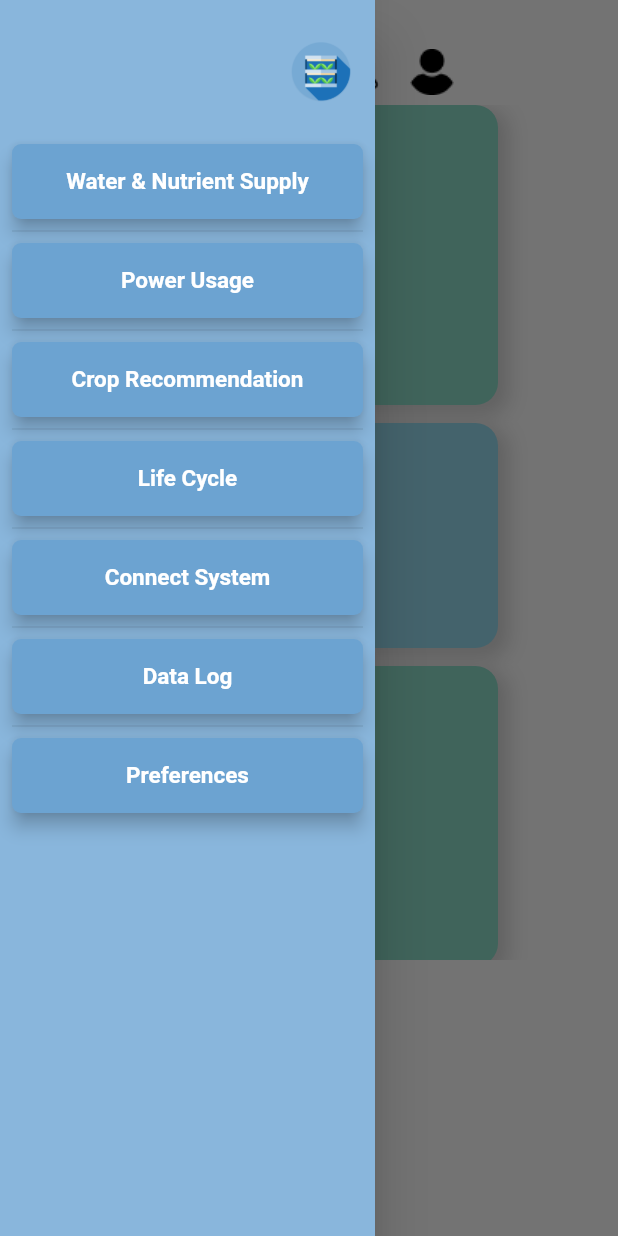
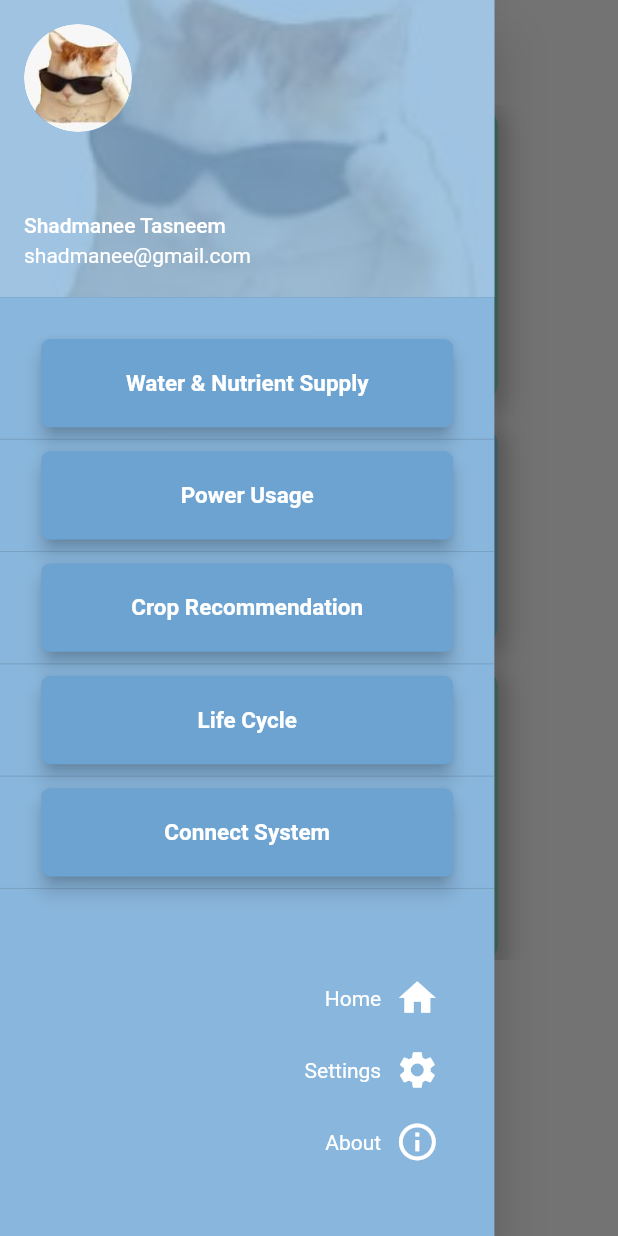
Before and after one commit to shadmanee/hydroferma2, a Flutter app: the DashBoard screen opened directly, with the side drawer open, on a phone screen of 412 x 824 dp. Run offline on Flutter 3.47's test engine with Material 2 defaults, Android fonts, the phone set to English and light mode, and no system bars; our stand-ins replace flutter_animation_progress_bar, flutter_spinkit.

Commit message:
for sara
8/12/2022, 6.01pm

```diff
--- a/lib/main.dart
+++ b/lib/main.dart
@@ -20,7 +20,7 @@ import 'package:flutter_animation_progress_bar/flutter_animation_progress_bar.da
 // import 'package:google_fonts/google_fonts.dart';
 
 void main() {
-  runApp(MaterialApp(title: 'Hydrofermah', home: SignUp()));
+  runApp(MaterialApp(title: 'Hydrofermah', home: DashBoard()));
 }
 
 class Land extends StatefulWidget {
--- a/lib/pages/Useraccount.dart
+++ b/lib/pages/Useraccount.dart
@@ -58,8 +58,8 @@ class _UserAccount extends State<UserAccount> {
                           fontWeight: FontWeight.bold,
                           color: Colors.white)),
                   onPressed: () {
-                    Route route = MaterialPageRoute(
-                        builder: (context) => WaterNutrient());
+                    Route route =
+                        MaterialPageRoute(builder: (context) => Water());
                     Navigator.push(context, route);
                   },
                 ),
--- a/lib/pages/changephoto.dart
+++ b/lib/pages/changephoto.dart
@@ -55,8 +55,8 @@ class _changephoto extends State<changephoto> {
                           fontWeight: FontWeight.bold,
                           color: Colors.white)),
                   onPressed: () {
-                    Route route = MaterialPageRoute(
-                        builder: (context) => WaterNutrient());
+                    Route route =
+                        MaterialPageRoute(builder: (context) => Water());
                     Navigator.push(context, route);
                   },
                 ),
--- a/lib/pages/dashboard.dart
+++ b/lib/pages/dashboard.dart
@@ -1,8 +1,13 @@
+import 'package:flutter/gestures.dart';
 import 'package:flutter/material.dart';
 import 'package:hydroferma2/pages/Useraccount.dart';
 import 'package:hydroferma2/pages/bluetooth1.dart';
+import 'package:hydroferma2/pages/crops.dart';
+import 'package:hydroferma2/pages/devinfo.dart';
 import 'package:hydroferma2/pages/lifecycle.dart';
 import 'package:hydroferma2/pages/notification.dart';
+import 'package:hydroferma2/pages/power.dart';
+import 'package:hydroferma2/pages/settings.dart';
 import 'package:hydroferma2/pages/water&nutrient.dart';
 
 class DashBoard extends StatefulWidget {
@@ -16,31 +21,47 @@ class _DashBoardState extends State<DashBoard> {
   GlobalKey<ScaffoldState> _scaffoldKey = GlobalKey<ScaffoldState>();
   @override
   Widget build(BuildContext context) {
+    var h = MediaQuery.of(context).size.height;
+    var w = MediaQuery.of(context).size.width;
+    var s = MediaQuery.of(context).size.aspectRatio;
     return Scaffold(
       key: _scaffoldKey,
       drawer: Container(
-        width: 250,
+        width: w / 1.25,
         child: Drawer(
           backgroundColor: Color(0xff89B6DC),
-          child: ListView(
-            padding: EdgeInsets.fromLTRB(8, 20, 8, 8),
+          child: Center(
+              child: Column(
             children: [
               Container(
-                alignment: Alignment(1, -1),
-                child: IconButton(
-                    iconSize: 40,
-                    onPressed: () {
-                      if (_scaffoldKey.currentState!.isDrawerOpen) {
-                        Navigator.pop(context);
-                      }
-                    },
-                    icon: Image.asset('images/logo-blue.png')),
+                height: h / 4,
+                child: UserAccountsDrawerHeader(
+                  decoration: BoxDecoration(
+                    color: Color(0xff89B6DC),
+                    image: new DecorationImage(
+                      fit: BoxFit.cover,
+                      colorFilter: new ColorFilter.mode(
+                          Colors.black.withOpacity(0.2), BlendMode.dstATop),
+                      image: AssetImage('images/cat.jpg'),
+                    ),
+                  ),
+                  accountName: Text('Shadmanee Tasneem'),
+                  accountEmail: Text('shadmanee@gmail.com'),
+                  currentAccountPicture: Container(
+                    // padding: EdgeInsets.only(top: s * 10),
+                    child: CircleAvatar(
+                      backgroundImage: AssetImage('images/cat.jpg'),
+                      radius: w / 10,
+                    ),
+                  ),
+                ),
               ),
               Container(
                 height: 20,
               ),
               Container(
-                height: 50,
+                height: h / 14,
+                width: w / 1.5,
                 child: RaisedButton(
                   color: Color(0xff6CA3D1),
                   shape: RoundedRectangleBorder(
@@ -52,15 +73,16 @@ class _DashBoardState extends State<DashBoard> {
                           fontWeight: FontWeight.bold,
                           color: Colors.white)),
                   onPressed: () {
-                    Route route = MaterialPageRoute(
-                        builder: (context) => WaterNutrient());
+                    Route route =
+                        MaterialPageRoute(builder: (context) => Water());
                     Navigator.push(context, route);
                   },
                 ),
               ),
               Divider(),
               Container(
-                height: 50,
+                height: h / 14,
+                width: w / 1.5,
                 child: RaisedButton(
                   color: Color(0xff6CA3D1),
                   shape: RoundedRectangleBorder(
@@ -71,12 +93,17 @@ class _DashBoardState extends State<DashBoard> {
                           fontSize: 15,
                           fontWeight: FontWeight.bold,
                           color: Colors.white)),
-                  onPressed: () {},
+                  onPressed: () {
+                    Route route =
+                        MaterialPageRoute(builder: (context) => Power());
+                    Navigator.push(context, route);
+                  },
                 ),
               ),
               Divider(),
               Container(
-                height: 50,
+                height: h / 14,
+                width: w / 1.5,
                 child: RaisedButton(
                   color: Color(0xff6CA3D1),
                   shape: RoundedRectangleBorder(
@@ -87,12 +114,17 @@ class _DashBoardState extends State<DashBoard> {
                           fontSize: 15,
                           fontWeight: FontWeight.bold,
                           color: Colors.white)),
-                  onPressed: () {},
+                  onPressed: () {
+                    Route route =
+                        MaterialPageRoute(builder: (context) => Crops());
+                    Navigator.push(context, route);
+                  },
                 ),
               ),
               Divider(),
               Container(
-                height: 50,
+                height: h / 14,
+                width: w / 1.5,
                 child: RaisedButton(
                   color: Color(0xff6CA3D1),
                   shape: RoundedRectangleBorder(
@@ -112,7 +144,8 @@ class _DashBoardState extends State<DashBoard> {
               ),
               Divider(),
               Container(
-                height: 50,
+                height: h / 14,
+                width: w / 1.5,
                 child: RaisedButton(
                   color: Color(0xff6CA3D1),
                   shape: RoundedRectangleBorder(
@@ -131,39 +164,86 @@ class _DashBoardState extends State<DashBoard> {
                 ),
               ),
               Divider(),
+              SizedBox(
+                height: h / 20,
+              ),
               Container(
-                height: 50,
-                child: RaisedButton(
-                  color: Color(0xff6CA3D1),
-                  shape: RoundedRectangleBorder(
-                      borderRadius: BorderRadius.all(Radius.circular(6.0))),
-                  elevation: 5,
-                  child: Text('Data Log',
-                      style: TextStyle(
-                          fontSize: 15,
-                          fontWeight: FontWeight.bold,
-                          color: Colors.white)),
-                  onPressed: () {},
-                ),
-              ),
-              Divider(),
-              Container(
-                height: 50,
-                child: RaisedButton(
-                  color: Color(0xff6CA3D1),
-                  shape: RoundedRectangleBorder(
-                      borderRadius: BorderRadius.all(Radius.circular(6.0))),
-                  elevation: 5,
-                  child: Text('Preferences',
-                      style: TextStyle(
-                          fontSize: 15,
-                          fontWeight: FontWeight.bold,
-                          color: Colors.white)),
-                  onPressed: () {},
+                alignment: Alignment(1, -1),
+                padding: EdgeInsets.only(right: ((w / 1.25) - (w / 1.5)) / 2),
+                child: Column(
+                  mainAxisAlignment: MainAxisAlignment.end,
+                  children: [
+                    Row(
+                      mainAxisAlignment: MainAxisAlignment.end,
+                      children: [
+                        Text(
+                          'Home',
+                          style: TextStyle(color: Colors.white),
+                        ),
+                        IconButton(
+                          iconSize: w / 14,
+                          onPressed: () {
+                            if (_scaffoldKey.currentState!.isDrawerOpen) {
+                              Navigator.pop(context);
+                              Route route = MaterialPageRoute(
+                                  builder: (context) => DashBoard());
+                              Navigator.push(context, route);
+                            }
+                          },
+                          icon: Icon(Icons.home),
+                          color: Colors.white,
+                        )
+                      ],
+                    ),
+                    Row(
+                      mainAxisAlignment: MainAxisAlignment.end,
+                      children: [
+                        Text(
+                          'Settings',
+                          style: TextStyle(color: Colors.white),
+                        ),
+                        IconButton(
+                          iconSize: w / 14,
+                          onPressed: () {
+                            if (_scaffoldKey.currentState!.isDrawerOpen) {
+                              Navigator.pop(context);
+                              Route route = MaterialPageRoute(
+                                  builder: (context) => Settings());
+                              Navigator.push(context, route);
+                            }
+                          },
+                          icon: Icon(Icons.settings),
+                          color: Colors.white,
+                        ),
+                      ],
+                    ),
+                    Row(
+                      mainAxisAlignment: MainAxisAlignment.end,
+                      children: [
+                        Text(
+                          'About',
+                          style: TextStyle(color: Colors.white),
+                        ),
+                        IconButton(
+                          iconSize: w / 14,
+                          onPressed: () {
+                            if (_scaffoldKey.currentState!.isDrawerOpen) {
+                              Navigator.pop(context);
+                              Route route = MaterialPageRoute(
+                                  builder: (context) => Info());
+                              Navigator.push(context, route);
+                            }
+                          },
+                          icon: Icon(Icons.info_outline),
+                          color: Colors.white,
+                        )
+                      ],
+                    )
+                  ],
                 ),
               )
             ],
-          ),
+          )),
         ),
       ),
       body: Container(
--- a/lib/pages/editprofile.dart
+++ b/lib/pages/editprofile.dart
@@ -56,8 +56,8 @@ class _EditProfile extends State<EditProfile> {
                           fontWeight: FontWeight.bold,
                           color: Colors.white)),
                   onPressed: () {
-                    Route route = MaterialPageRoute(
-                        builder: (context) => WaterNutrient());
+                    Route route =
+                        MaterialPageRoute(builder: (context) => Water());
                     Navigator.push(context, route);
                   },
                 ),
--- a/lib/pages/loginsignup.dart
+++ b/lib/pages/loginsignup.dart
@@ -76,7 +76,7 @@ class _LoginSignupState extends State<LoginSignup> {
                                   BorderRadius.all(Radius.circular(6.0))),
                           onPressed: () {
                             Route route = MaterialPageRoute(
-                                builder: (context) => LogIn());
+                                builder: (context) => SignUp());
                             Navigator.push(context, route);
                           },
                         ))
--- a/lib/pages/notification.dart
+++ b/lib/pages/notification.dart
@@ -51,8 +51,8 @@ class _Notifications extends State<Notifications> {
                           fontWeight: FontWeight.bold,
                           color: Colors.white)),
                   onPressed: () {
-                    Route route = MaterialPageRoute(
-                        builder: (context) => WaterNutrient());
+                    Route route =
+                        MaterialPageRoute(builder: (context) => Water());
                     Navigator.push(context, route);
                   },
                 ),
--- /dev/null
+++ b/lib/pages/settings.dart
@@ -0,0 +1,15 @@
+import 'package:flutter/material.dart';
+
+class Settings extends StatefulWidget {
+  const Settings({Key? key}) : super(key: key);
+
+  @override
+  State<Settings> createState() => _SettingsState();
+}
+
+class _SettingsState extends State<Settings> {
+  @override
+  Widget build(BuildContext context) {
+    return const Placeholder();
+  }
+}
--- a/pubspec.yaml
+++ b/pubspec.yaml
@@ -65,6 +65,7 @@ flutter:
 
   # To add assets to your application, add an assets section, like this:
   assets:
+    - images/cat.jpg
     - images/logo-white.png
     - images/logo-blue.png
     - images/logo-green.png
```
Also changed, not shown: lib/pages/bluetooth1.dart (+12 -7 lines), lib/pages/crops.dart (added, +15 -0 lines), lib/pages/devinfo.dart (added, +15 -0 lines), lib/pages/lifecycle.dart (+3 -4 lines), lib/pages/power.dart (added, +15 -0 lines), lib/pages/water&nutrient.dart (+8 -8 lines), lib/pages/waterdevices.dart (+4 -4 lines), images/cat.jpg (added).
